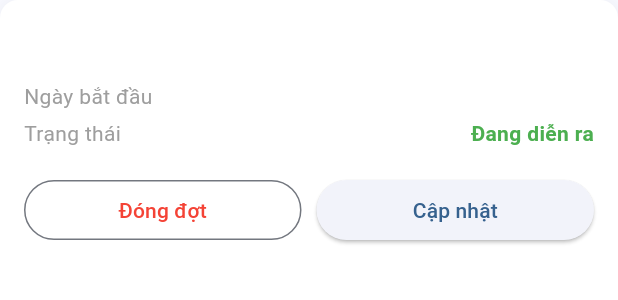
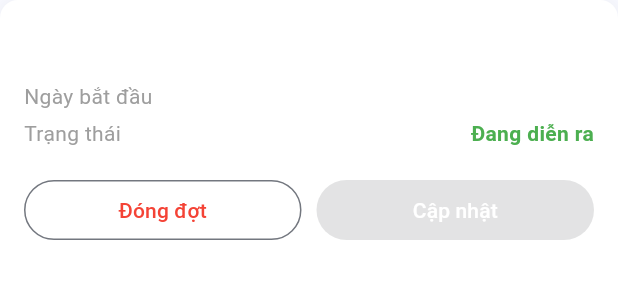
Before and after one commit to tuandev-vip/ql_do_an_tot_nghiep, a Flutter app: the BatchCard widget shown alone on an empty page, opened directly with empty values, after a tap on "Đóng đợt", on a phone screen of 412 x 824 dp. Shown: the top 300 px of the screen. Run offline on Flutter 3.47's test engine with Material 3 defaults, Android fonts, the phone set to English and light mode, and no system bars; our stand-ins replace flutter_bloc, get_it; network calls fail.

Commit message:
Hoàn thiện login,logout,phân quyền role, profile_details và quản lý đợt đồ an có tạo đợt và đóng đợt ( chưa có cập nhật)

```diff
--- a/lib/features/auth/presentation/screens/main_wrapper.dart
+++ b/lib/features/auth/presentation/screens/main_wrapper.dart
@@ -1,7 +1,7 @@
 import 'package:flutter/material.dart';
 import '../../data/models/user_model.dart';
 import '../profile/profile_screen.dart';
-import 'package:ql_do_an_tot_nghiep/features/batch/presentation/screens/BatchManagementScreen.dart';
+import 'package:ql_do_an_tot_nghiep/features/batch/presentation/screens/batch_management_screen.dart';
 
 class _NavConfig {
   final BottomNavigationBarItem item;
--- a/lib/features/batch/data/models/batch_model.dart
+++ b/lib/features/batch/data/models/batch_model.dart
@@ -1,7 +1,10 @@
 class BatchModel {
   final String batchId;
   final String batchName;
+  final String templateId;
   final String startDate;
+  final String advisorRegDeadline;
+  final String councilTrAssignDeadline;
   final int isClosed;
 
   BatchModel({
@@ -9,6 +12,9 @@ class BatchModel {
     required this.batchName,
     required this.startDate,
     required this.isClosed,
+    required this.advisorRegDeadline,
+    required this.councilTrAssignDeadline,
+    required this.templateId,
   });
 
   factory BatchModel.fromJson(Map<String, dynamic> json) {
@@ -16,6 +22,9 @@ class BatchModel {
       batchId: json['batch_id'] ?? '',
       batchName: json['batch_name'] ?? '',
       startDate: json['start_date'] ?? '',
+      templateId: json['template_id'] ?? '',
+      advisorRegDeadline: json['advisor_reg_deadline'] ?? '',
+      councilTrAssignDeadline: json['council_tr_assign_deadline'] ?? '',
       isClosed: int.parse(json['is_closed'].toString()),
     );
   }
--- a/lib/features/batch/presentation/bloc/batch_event.dart
+++ b/lib/features/batch/presentation/bloc/batch_event.dart
@@ -1,3 +1,21 @@
 abstract class BatchEvent {}
 
+class CreateBatchEvent extends BatchEvent {
+  final String batchName;
+  final String templateId;
+  CreateBatchEvent(this.batchName, this.templateId);
+}
+
 class LoadBatchesEvent extends BatchEvent {}
+
+class CloseBatchEvent extends BatchEvent {
+  final String batchId;
+  CloseBatchEvent(this.batchId);
+}
+
+class UpdateBatchEvent extends BatchEvent {
+  final String batchId;
+  final String batchName;
+  final String templateId;
+  UpdateBatchEvent(this.batchId, this.batchName, this.templateId);
+}
--- a/lib/features/batch/presentation/bloc/batch_state.dart
+++ b/lib/features/batch/presentation/bloc/batch_state.dart
@@ -13,5 +13,6 @@ class BatchLoaded extends BatchState {
 
 class BatchError extends BatchState {
   final String message;
-  BatchError(this.message);
+  final List<BatchModel> batches;
+  BatchError(this.message, {this.batches = const []});
 }
--- a/lib/features/batch/presentation/widgets/batch_card.dart
+++ b/lib/features/batch/presentation/widgets/batch_card.dart
@@ -1,13 +1,59 @@
 import 'package:flutter/material.dart';
+import 'package:flutter_bloc/flutter_bloc.dart';
 import '../../data/models/batch_model.dart';
+import '../bloc/batch_bloc.dart';
+import '../bloc/batch_event.dart';
+import 'create_batch_dialog.dart';
 
 class BatchCard extends StatelessWidget {
   final BatchModel batch;
   const BatchCard({super.key, required this.batch});
 
+  // Hàm hiển thị Dialog xác nhận đóng đợt
+  void _showConfirmCloseDialog(BuildContext context) {
+    showDialog(
+      context: context,
+      builder: (confirmContext) => AlertDialog(
+        shape: RoundedRectangleBorder(borderRadius: BorderRadius.circular(15)),
+        title: const Text("Xác nhận đóng đợt"),
+        content: Text(
+          "Bạn có chắc muốn đóng đợt '${batch.batchName}'? \n\nSau khi đóng, mọi dữ liệu sẽ bị khóa và không thể chỉnh sửa.",
+        ),
+        actions: [
+          TextButton(
+            onPressed: () => Navigator.pop(confirmContext),
+            child: const Text("Hủy"),
+          ),
+          ElevatedButton(
+            style: ElevatedButton.styleFrom(backgroundColor: Colors.red),
+            onPressed: () {
+              // Gọi BLoC để thực hiện đóng đợt
+              context.read<BatchBloc>().add(CloseBatchEvent(batch.batchId));
+              Navigator.pop(confirmContext);
+            },
+            child: const Text(
+              "Đồng ý đóng",
+              style: TextStyle(color: Colors.white),
+            ),
+          ),
+        ],
+      ),
+    );
+  }
+
   @override
   Widget build(BuildContext context) {
-    bool isActive = batch.isClosed == 0;
+    // 1. Logic kiểm tra trạng thái đóng/mở
+    bool isClosed = batch.isClosed == 1;
+
+    // 2. Logic kiểm tra thời gian để cho phép Cập nhật
+    DateTime now = DateTime.now();
+    // Chuyển đổi String từ DB sang DateTime
+    DateTime? regDeadline = DateTime.tryParse(batch.advisorRegDeadline);
+    // Điều kiện: Chưa đến hạn reg_advisor và đợt chưa bị đóng
+    bool canUpdate =
+        (regDeadline != null) && now.isBefore(regDeadline) && !isClosed;
+
     return Container(
       margin: const EdgeInsets.only(bottom: 16),
       padding: const EdgeInsets.all(16),
@@ -29,24 +75,60 @@ class BatchCard extends StatelessWidget {
           _buildInfoRow("Ngày bắt đầu", batch.startDate.split(' ')[0]),
           _buildInfoRow(
             "Trạng thái",
-            isActive ? "Đang diễn ra" : "Đã đóng",
-            color: isActive ? Colors.green : Colors.red,
+            isClosed ? "Đã đóng" : "Đang diễn ra",
+            color: isClosed ? Colors.red : Colors.green,
           ),
           const SizedBox(height: 15),
           Row(
             children: [
+              // NÚT ĐÓNG ĐỢT
               Expanded(
                 child: OutlinedButton(
-                  onPressed: () {},
-                  style: OutlinedButton.styleFrom(foregroundColor: Colors.red),
-                  child: const Text("Đóng đợt"),
+                  onPressed: isClosed
+                      ? null // Vô hiệu hóa nếu đã đóng
+                      : () {
+                          DateTime deadline = DateTime.parse(
+                            batch.councilTrAssignDeadline,
+                          );
+                          if (now.isBefore(deadline)) {
+                            ScaffoldMessenger.of(context).showSnackBar(
+                              const SnackBar(
+                                content: Text(
+                                  "Chưa qua hạn phân công hội đồng trường, chưa được đóng đợt!",
+                                ),
+                                backgroundColor: Colors.orange,
+                              ),
+                            );
+                          } else {
+                            _showConfirmCloseDialog(context);
+                          }
+                        },
+                  style: OutlinedButton.styleFrom(
+                    foregroundColor: isClosed ? Colors.grey : Colors.red,
+                  ),
+                  child: Text(isClosed ? "Đã đóng" : "Đóng đợt"),
                 ),
               ),
               const SizedBox(width: 10),
+              // NÚT CẬP NHẬT
               Expanded(
                 child: ElevatedButton(
-                  onPressed: () {},
-                  child: const Text("Cập nhật"),
+                  onPressed: canUpdate
+                      ? () {
+                          showDialog(
+                            context: context,
+                            builder: (context) =>
+                                CreateBatchDialog(batch: batch),
+                          );
+                        }
+                      : null, // Tự động xám nút nếu không thỏa mãn canUpdate
+                  style: ElevatedButton.styleFrom(
+                    backgroundColor: canUpdate ? Colors.blue : Colors.grey,
+                  ),
+                  child: const Text(
+                    "Cập nhật",
+                    style: TextStyle(color: Colors.white),
+                  ),
                 ),
               ),
             ],
@@ -56,6 +138,7 @@ class BatchCard extends StatelessWidget {
     );
   }
 
+  // Widget hiển thị dòng thông tin chi tiết
   Widget _buildInfoRow(String label, String value, {Color? color}) {
     return Padding(
       padding: const EdgeInsets.symmetric(vertical: 2),
```
Also changed, not shown: lib/features/batch/presentation/bloc/batch_bloc.dart (+103 -6 lines), lib/features/batch/presentation/screens/BatchManagementScreen.dart (deleted, +0 -106 lines), lib/features/batch/presentation/screens/batch_management_screen.dart (added, +132 -0 lines), lib/features/batch/presentation/widgets/create_batch_dialog.dart (+52 -57 lines).
